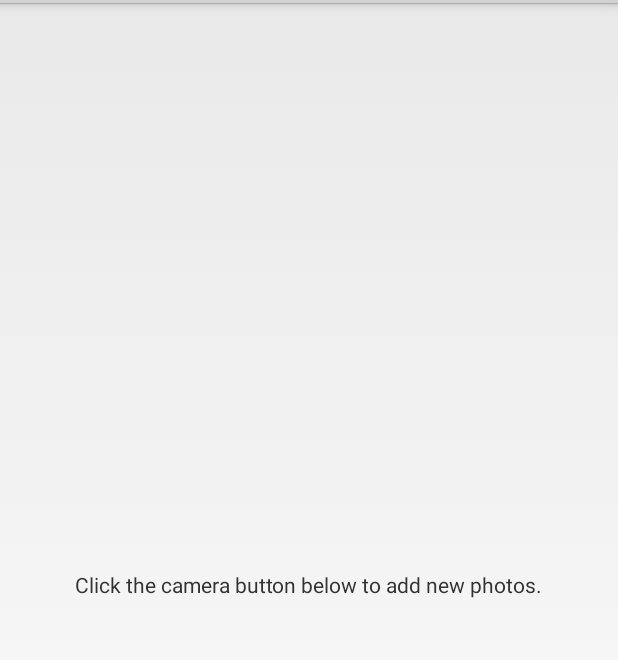
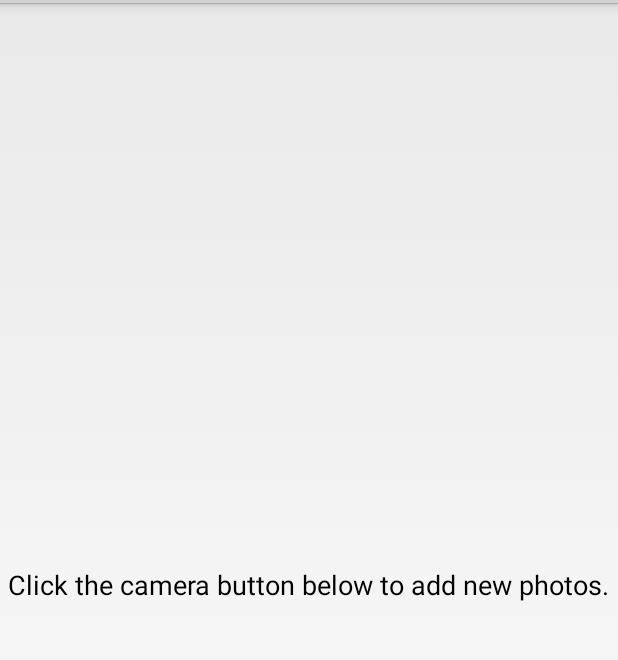
Before and after one commit to catAngangco/Malaria-Android2, an Android app: the layout test.xml on its own in the app's theme, with its tools: preview values and no code run, on a phone screen of 412 x 824 dp, the part 69-729 px from its top. Run offline under Robolectric (Android 15) with nearby library versions, the phone set to English and light mode, and no system bars.

Commit message:
made empty gridview photo text larger, added temp "flips" to new report

```diff
--- a/Malaria/src/main/res/layout/test.xml
+++ b/Malaria/src/main/res/layout/test.xml
@@ -4,7 +4,8 @@
               android:layout_height="fill_parent"
               android:orientation="vertical"
               android:id="@+id/second_flip"
-              xmlns:android="http://schemas.android.com/apk/res/android">
+              xmlns:android="http://schemas.android.com/apk/res/android"
+        >
 
         <TextView
                 android:id="@+id/empty_list_view"
@@ -12,5 +13,8 @@
                 android:layout_height="wrap_content"
                 android:text="@string/empty_photos_message"
                 android:layout_centerVertical="true"
-                android:layout_centerHorizontal="true"/>
+                android:layout_centerHorizontal="true"
+                android:textAppearance="?android:attr/textAppearanceMedium"
+                android:gravity="center"/>
+
 </RelativeLayout>
```
Also changed, not shown: Malaria/src/main/res/layout/activity_new_report.xml (+12 -0 lines), 4 other files.
